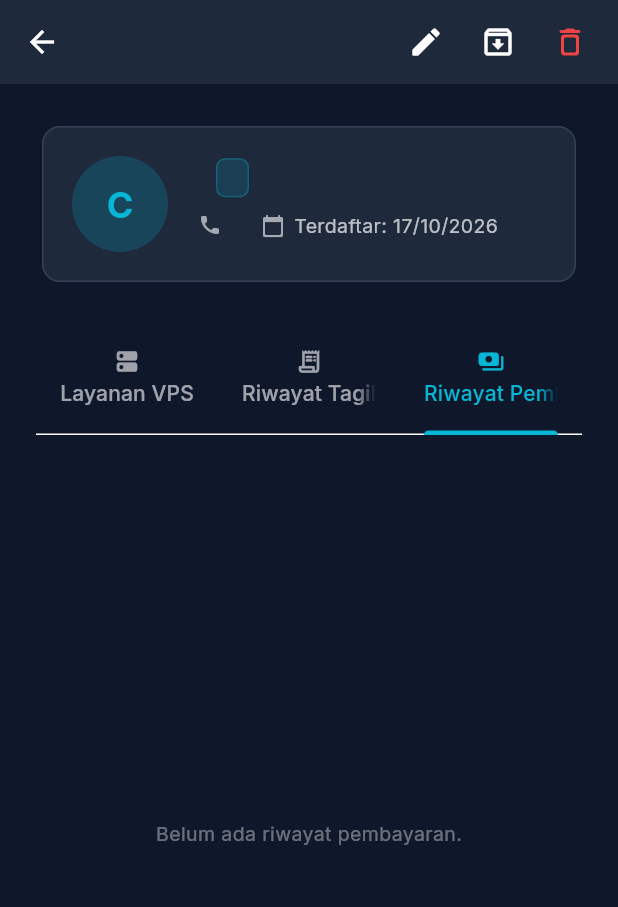
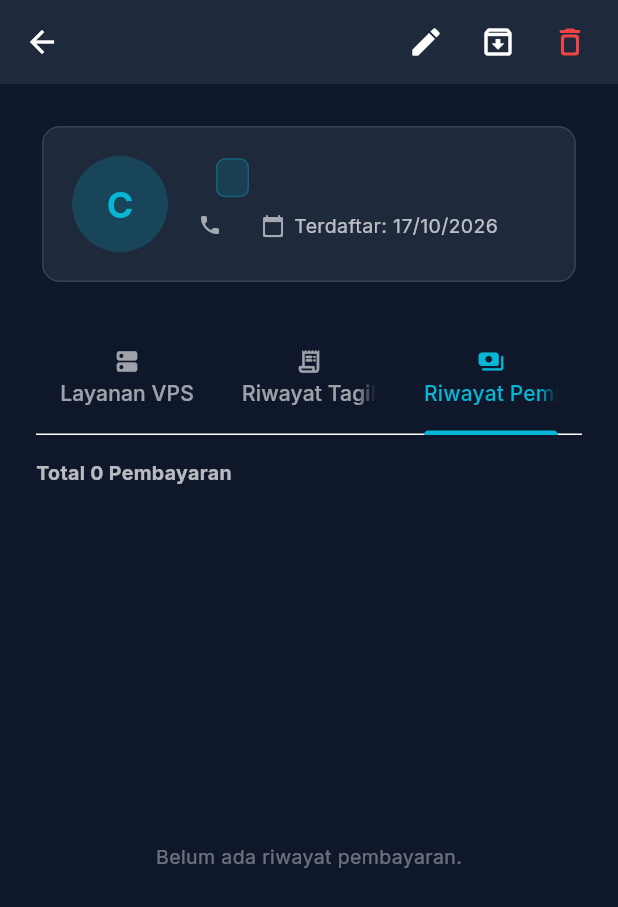
Before and after one commit to Ballon14/fuchuragent, a Flutter app: the CustomerDetailScreen screen opened directly with empty values, tab 3 chosen, on a phone screen of 412 x 824 dp. Shown: the top 907 px of the screen. Run offline on Flutter 3.47's test engine with Material 3 defaults, Android fonts, the phone set to English and light mode, and no system bars; our stand-ins replace cloud_firestore, cloud_functions, csv, file_picker, firebase_auth, firebase_core and 4 more; accounts and stored records are empty.

Commit message:
fix(finance): fix payment history error by initializing locale formatting and adding safe date parsing

```diff
--- a/lib/core/constants/app_constants.dart
+++ b/lib/core/constants/app_constants.dart
@@ -1,3 +1,4 @@
+import 'package:cloud_firestore/cloud_firestore.dart';
 import 'package:flutter/material.dart';
 import 'package:intl/intl.dart';
 
@@ -11,12 +12,16 @@ class AppConstants {
 
   // Currency Formatter: Rp 135.000
   static String formatRupiah(int amount) {
+    try {
       final formatter = NumberFormat.currency(
         locale: 'id_ID',
         symbol: 'Rp',
         decimalDigits: 0,
       );
       return formatter.format(amount);
+    } catch (_) {
+      return 'Rp ${amount.toString().replaceAllMapped(RegExp(r'(\d{1,3})(?=(\d{3})+(?!\d))'), (m) => '${m[1]}.')}';
+    }
   }
 
   // Parse Currency String: "Rp135,000.00" -> 135000
@@ -31,10 +36,24 @@ class AppConstants {
     return int.tryParse(cleaned) ?? 0;
   }
 
+  // Defensive Date Parser handling Timestamp, DateTime, epoch integer, and ISO string
+  static DateTime? parseDateTime(dynamic value) {
+    if (value == null) return null;
+    if (value is DateTime) return value;
+    if (value is Timestamp) return value.toDate();
+    if (value is int) return DateTime.fromMillisecondsSinceEpoch(value);
+    if (value is String) return DateTime.tryParse(value.trim());
+    return null;
+  }
+
   // Date Formatter: 18 Juli 2026
   static String formatDate(DateTime? date) {
     if (date == null) return '-';
+    try {
       return DateFormat('d MMMM yyyy', 'id_ID').format(date);
+    } catch (_) {
+      return DateFormat('dd/MM/yyyy').format(date);
+    }
   }
 
   // Short Date Formatter: 18/07/2026
@@ -46,7 +65,11 @@ class AppConstants {
   // Date & Time Formatter
   static String formatDateTime(DateTime? dateTime) {
     if (dateTime == null) return '-';
+    try {
       return DateFormat('d MMM yyyy, HH:mm', 'id_ID').format(dateTime);
+    } catch (_) {
+      return DateFormat('dd/MM/yyyy, HH:mm').format(dateTime);
+    }
   }
 
   // Parse US / Spreadsheet format: M/D/YYYY (e.g. 7/18/2026 or 7/4/2026)
--- a/lib/features/customers/models/customer_model.dart
+++ b/lib/features/customers/models/customer_model.dart
@@ -1,4 +1,5 @@
 import 'package:cloud_firestore/cloud_firestore.dart';
+import '../../../core/constants/app_constants.dart';
 
 class CustomerModel {
   final String id;
@@ -36,8 +37,8 @@ class CustomerModel {
       email: data['email'] as String?,
       status: data['status'] as String? ?? 'active',
       notes: data['notes'] as String? ?? '',
-      createdAt: (data['createdAt'] as Timestamp?)?.toDate(),
-      updatedAt: (data['updatedAt'] as Timestamp?)?.toDate(),
+      createdAt: AppConstants.parseDateTime(data['createdAt']),
+      updatedAt: AppConstants.parseDateTime(data['updatedAt']),
     );
   }
 
--- a/lib/features/customers/views/customer_detail_screen.dart
+++ b/lib/features/customers/views/customer_detail_screen.dart
@@ -4,6 +4,9 @@ import 'package:go_router/go_router.dart';
 import '../../../core/constants/app_constants.dart';
 import '../../../core/providers/app_providers.dart';
 import '../models/customer_model.dart';
+import '../../services/models/service_model.dart';
+import '../../invoices/models/invoice_model.dart';
+import '../../payments/models/payment_model.dart';
 import 'customer_form_dialog.dart';
 import '../../services/views/service_form_dialog.dart';
 import '../../invoices/views/invoice_form_dialog.dart';
@@ -273,11 +276,26 @@ class _CustomerDetailScreenState extends ConsumerState<CustomerDetailScreen> wit
   }
 
   Widget _buildServicesTab(CustomerModel customer) {
-    return StreamBuilder(
+    return StreamBuilder<List<VpsServiceModel>>(
       stream: ref.watch(customerRepositoryProvider).watchCustomerServices(customer.id),
       builder: (context, snapshot) {
         if (snapshot.connectionState == ConnectionState.waiting) {
           return const Center(child: CircularProgressIndicator(color: AppColors.cyan));
+        }
+        if (snapshot.hasError) {
+          return Center(
+            child: Padding(
+              padding: const EdgeInsets.all(16.0),
+              child: Column(
+                mainAxisAlignment: MainAxisAlignment.center,
+                children: [
+                  const Icon(Icons.error_outline_rounded, color: AppColors.danger, size: 36),
+                  const SizedBox(height: 8),
+                  Text('Gagal memuat layanan: ${snapshot.error}', style: const TextStyle(color: Colors.white70, fontSize: 13), textAlign: TextAlign.center),
+                ],
+              ),
+            ),
+          );
         }
         final services = snapshot.data ?? [];
 
@@ -337,11 +355,26 @@ class _CustomerDetailScreenState extends ConsumerState<CustomerDetailScreen> wit
   }
 
   Widget _buildInvoicesTab(CustomerModel customer) {
-    return StreamBuilder(
+    return StreamBuilder<List<InvoiceModel>>(
       stream: ref.watch(customerRepositoryProvider).watchCustomerInvoices(customer.id),
       builder: (context, snapshot) {
         if (snapshot.connectionState == ConnectionState.waiting) {
           return const Center(child: CircularProgressIndicator(color: AppColors.cyan));
+        }
+        if (snapshot.hasError) {
+          return Center(
+            child: Padding(
+              padding: const EdgeInsets.all(16.0),
+              child: Column(
+                mainAxisAlignment: MainAxisAlignment.center,
+                children: [
+                  const Icon(Icons.error_outline_rounded, color: AppColors.danger, size: 36),
+                  const SizedBox(height: 8),
+                  Text('Gagal memuat tagihan: ${snapshot.error}', style: const TextStyle(color: Colors.white70, fontSize: 13), textAlign: TextAlign.center),
+                ],
+              ),
+            ),
+          );
         }
         final invoices = snapshot.data ?? [];
 
@@ -408,15 +441,40 @@ class _CustomerDetailScreenState extends ConsumerState<CustomerDetailScreen> wit
   }
 
   Widget _buildPaymentsTab(CustomerModel customer) {
-    return StreamBuilder(
+    return StreamBuilder<List<PaymentModel>>(
       stream: ref.watch(customerRepositoryProvider).watchCustomerPayments(customer.id),
       builder: (context, snapshot) {
         if (snapshot.connectionState == ConnectionState.waiting) {
           return const Center(child: CircularProgressIndicator(color: AppColors.cyan));
         }
+        if (snapshot.hasError) {
+          return Center(
+            child: Padding(
+              padding: const EdgeInsets.all(16.0),
+              child: Column(
+                mainAxisAlignment: MainAxisAlignment.center,
+                children: [
+                  const Icon(Icons.error_outline_rounded, color: AppColors.danger, size: 36),
+                  const SizedBox(height: 8),
+                  Text('Gagal memuat pembayaran: ${snapshot.error}', style: const TextStyle(color: Colors.white70, fontSize: 13), textAlign: TextAlign.center),
+                ],
+              ),
+            ),
+          );
+        }
         final payments = snapshot.data ?? [];
 
-        return payments.isEmpty
+        return Column(
+          children: [
+            Row(
+              mainAxisAlignment: MainAxisAlignment.spaceBetween,
+              children: [
+                Text('Total ${payments.length} Pembayaran', style: const TextStyle(fontWeight: FontWeight.bold)),
+              ],
+            ),
+            const SizedBox(height: 12),
+            Expanded(
+              child: payments.isEmpty
                   ? const Center(child: Text('Belum ada riwayat pembayaran.', style: TextStyle(color: Colors.white38)))
                   : ListView.separated(
                       itemCount: payments.length,
@@ -432,6 +490,9 @@ class _CustomerDetailScreenState extends ConsumerState<CustomerDetailScreen> wit
                           ),
                         );
                       },
+                    ),
+            ),
+          ],
         );
       },
     );
```
Also changed, not shown: analysis_options.yaml (+8 -0 lines), lib/features/invoices/models/invoice_model.dart (+5 -4 lines), lib/features/payments/models/payment_model.dart (+4 -3 lines), lib/features/services/models/service_model.dart (+5 -4 lines), lib/main.dart (+8 -0 lines), pubspec.lock. Lines whose indentation alone changed are shown as unchanged.
